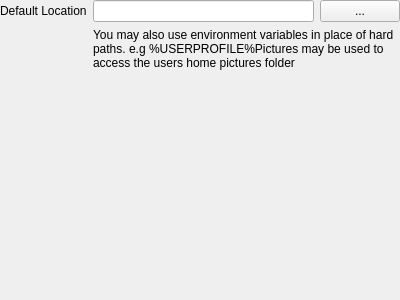
Qt form src/configmanager/editorwidgets/uifiles/ui_photowidget_config.ui (roam-qgis/Roam) before a commit.
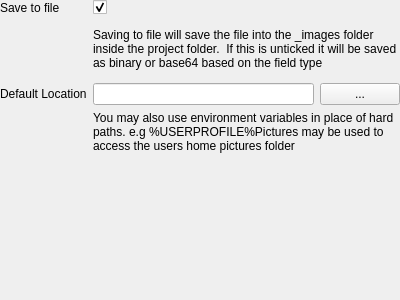
The same form after that commit.

Commit message:
Fix #161 - Add save image to file support
Don't look at the code though ;)

```diff
--- a/src/configmanager/editorwidgets/uifiles/ui_photowidget_config.ui
+++ b/src/configmanager/editorwidgets/uifiles/ui_photowidget_config.ui
@@ -17,14 +17,14 @@
    <property name="margin">
     <number>0</number>
    </property>
-   <item row="0" column="0">
+   <item row="2" column="0">
     <widget class="QLabel" name="label_3">
      <property name="text">
       <string>Default Location</string>
      </property>
     </widget>
    </item>
-   <item row="0" column="1">
+   <item row="2" column="1">
     <layout class="QHBoxLayout" name="horizontalLayout">
      <item>
       <widget class="QLineEdit" name="defaultLocationText"/>
@@ -38,7 +38,7 @@
      </item>
     </layout>
    </item>
-   <item row="1" column="1">
+   <item row="3" column="1">
     <widget class="QLabel" name="label">
      <property name="text">
       <string>You may also use environment variables in place of hard paths. e.g %USERPROFILE%Pictures may be used to access the users home pictures folder </string>
@@ -48,6 +48,33 @@
      </property>
     </widget>
    </item>
+   <item row="0" column="0">
+    <widget class="QLabel" name="label_2">
+     <property name="text">
+      <string>Save to file</string>
+     </property>
+    </widget>
+   </item>
+   <item row="0" column="1">
+    <widget class="QCheckBox" name="savetofileCheck">
+     <property name="text">
+      <string/>
+     </property>
+     <property name="checked">
+      <bool>true</bool>
+     </property>
+    </widget>
+   </item>
+   <item row="1" column="1">
+    <widget class="QLabel" name="label_4">
+     <property name="text">
+      <string>Saving to file will save the file into the _images folder inside the project folder.  If this is unticked it will be saved as binary or base64 based on the field type </string>
+     </property>
+     <property name="wordWrap">
+      <bool>true</bool>
+     </property>
+    </widget>
+   </item>
   </layout>
  </widget>
  <resources/>
```
The commit also changes 7 other files.
